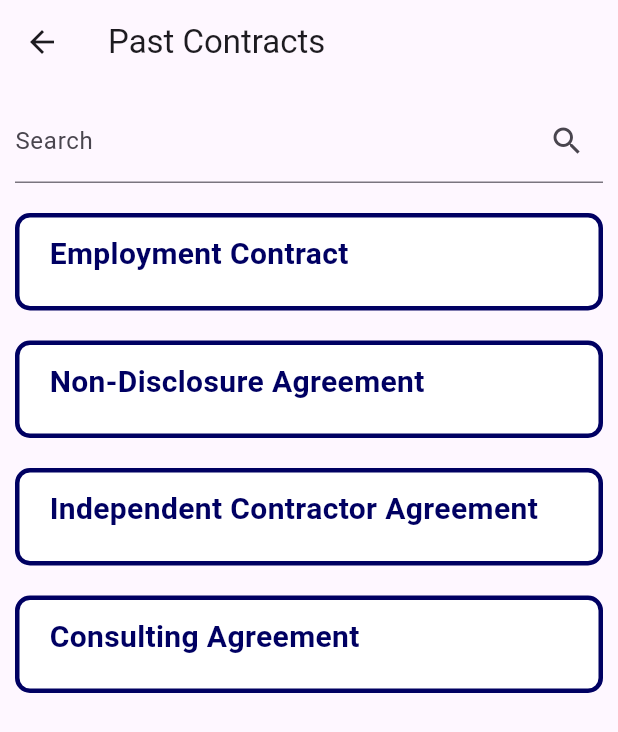
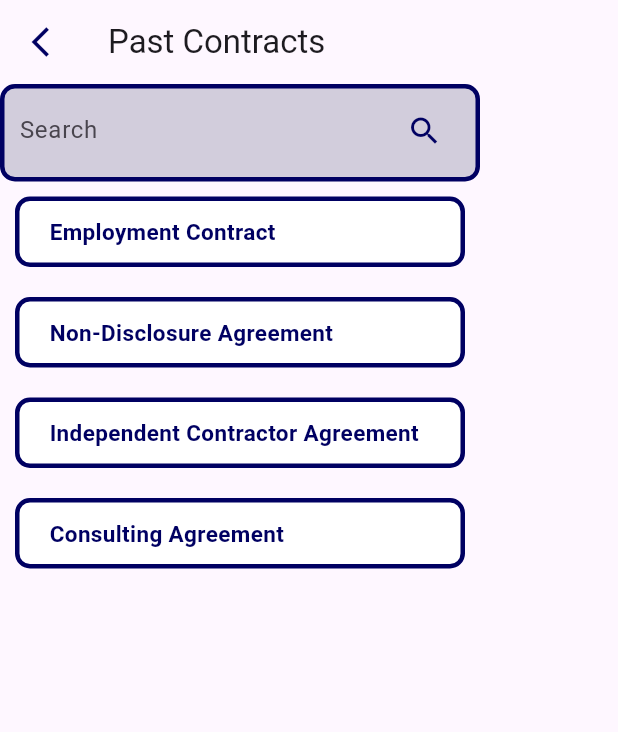
Before and after one commit to 2024gdscsc/pactcheck_front, a Flutter app: the screen it shows after launch, after a tap on "past contracts", on a phone screen of 412 x 824 dp. Shown: the top 732 px of the screen. Run offline on Flutter 3.47's test engine with Material 3 defaults, Android fonts, the phone set to English and light mode, and no system bars; our stand-ins replace country_picker; missing offline and left inert: dart:js.

Commit message:
Create past_contract_view page

```diff
--- a/lib/src/app.dart
+++ b/lib/src/app.dart
@@ -1,5 +1,5 @@
 import 'package:flutter/material.dart';
-import 'package:pactcheck_front/src/pages/review/past-contracts/past_contracts_list.dart';
+import 'package:pactcheck_front/src/pages/past-contracts/past_contracts_list.dart';
 import 'package:pactcheck_front/src/pages/review/select_country.dart';
 
 class App extends StatelessWidget {
@@ -22,12 +22,14 @@ class App extends StatelessWidget {
               onPressed: () {
                 Navigator.push(
                   context,
-                  MaterialPageRoute(builder: (context) => const SelectCountry()),
+                  MaterialPageRoute(
+                      builder: (context) => const SelectCountry()),
                 );
               },
               style: ElevatedButton.styleFrom(
                 backgroundColor: const Color(0xff000062),
-                padding: const EdgeInsets.symmetric(horizontal: 20, vertical: 8),
+                padding:
+                    const EdgeInsets.symmetric(horizontal: 20, vertical: 8),
                 shape: RoundedRectangleBorder(
                   borderRadius: BorderRadius.circular(10.0),
                 ),
@@ -45,12 +47,13 @@ class App extends StatelessWidget {
               onPressed: () {
                 Navigator.push(
                   context,
-                  MaterialPageRoute(builder: (context) => PastContractsList()),
+                  MaterialPageRoute(builder: (context) => const PastContractsList()),
                 );
               },
               style: ElevatedButton.styleFrom(
                 backgroundColor: const Color(0xffffffff),
-                padding: const EdgeInsets.symmetric(horizontal: 25, vertical: 8),
+                padding:
+                    const EdgeInsets.symmetric(horizontal: 25, vertical: 8),
                 shape: RoundedRectangleBorder(
                   borderRadius: BorderRadius.circular(10.0),
                   side: const BorderSide(
--- /dev/null
+++ b/lib/src/pages/past-contracts/past_contracts_list.dart
@@ -0,0 +1,139 @@
+import 'dart:js';
+
+import 'package:flutter/material.dart';
+import 'package:pactcheck_front/src/pages/past-contracts/past_contract_view.dart';
+
+class PastContractsList extends StatefulWidget {
+  const PastContractsList({super.key});
+
+  @override
+  _PastContractsListState createState() => _PastContractsListState();
+}
+
+class _PastContractsListState extends State<PastContractsList> {
+  List<String> contracts = [
+    'Employment Contract',
+    'Non-Disclosure Agreement',
+    'Independent Contractor Agreement',
+    'Consulting Agreement',
+  ];
+
+  List<String> filteredContracts = [];
+
+  @override
+  void initState() {
+    super.initState();
+    filteredContracts = contracts;
+  }
+
+  void filterContracts(String query) {
+    setState(() {
+      filteredContracts = contracts
+          .where((contract) =>
+              contract.toLowerCase().contains(query.toLowerCase()))
+          .toList();
+    });
+  }
+
+  @override
+  Widget build(BuildContext context) {
+    return Scaffold(
+      appBar: AppBar(
+        backgroundColor: Colors.transparent,
+        elevation: 0,
+        leading: Padding(
+          padding: const EdgeInsets.only(left: 10),
+          child: IconButton(
+            icon: const Icon(Icons.arrow_back_ios, color: Color(0xff000062)),
+            onPressed: () {
+              Navigator.pop(context);
+            },
+          ),
+        ),
+        actions: const [],
+        title: const Text('Past Contracts'),
+      ),
+      body: Column(
+        mainAxisAlignment: MainAxisAlignment.center,
+        crossAxisAlignment: CrossAxisAlignment.center,
+        children: <Widget>[
+          Container(
+            width: 320,
+            height: 65,
+            decoration: ShapeDecoration(
+              color: Color(0x33242452),
+              shape: RoundedRectangleBorder(
+                side: BorderSide(width: 3, color: Color(0xFF000062)),
+                borderRadius: BorderRadius.circular(10),
+              ),
+            ),
+            child: Padding(
+              padding: const EdgeInsets.only(left: 10, right: 10),
+              child: TextField(
+                onChanged: filterContracts,
+                decoration: InputDecoration(
+                  labelText: 'Search',
+                  hintStyle: TextStyle(
+                    color: Color(0xFF000062),
+                    fontSize: 15,
+                    fontWeight: FontWeight.w600,
+                  ),
+                  suffixIcon: Icon(
+                    Icons.search,
+                    color: Color(0xFF000062),
+                  ),
+                  border: InputBorder.none,
+                ),
+              ),
+            ),
+          ),
+          Expanded(
+            child: Container(
+              width: 320,
+              height: 65,
+              child: ListView.builder(
+                itemCount: filteredContracts.length,
+                itemBuilder: (context, index) {
+                  return GestureDetector(
+                    onTap: () {
+                      Navigator.push(
+                        context,
+                        MaterialPageRoute(
+                          builder: (context) => const PastContractView(),
+                        ),
+                      );
+                    },
+                    child: Container(
+                      margin: const EdgeInsets.all(10),
+                      decoration: ShapeDecoration(
+                        color: Colors.white,
+                        shape: RoundedRectangleBorder(
+                          side: const BorderSide(
+                              width: 3, color: Color(0xFF000062)),
+                          borderRadius: BorderRadius.circular(10),
+                        ),
+                      ),
+                      child: Padding(
+                        padding: const EdgeInsets.symmetric(
+                            horizontal: 20, vertical: 10),
+                        child: Text(
+                          filteredContracts[index],
+                          textAlign: TextAlign.left,
+                          style: const TextStyle(
+                            color: Color(0xFF000062),
+                            fontSize: 15,
+                            fontWeight: FontWeight.w600,
+                          ),
+                        ),
+                      ),
+                    ),
+                  );
+                },
+              ),
+            ),
+          ),
+        ],
+      ),
+    );
+  }
+}
--- a/lib/src/pages/review/past-contracts/past_contracts_list.dart
+++ /dev/null
@@ -1,89 +0,0 @@
-import 'package:flutter/material.dart';
-import 'package:pactcheck_front/src/app.dart';
-
-class PastContractsList extends StatefulWidget {
-  @override
-  _PastContractsListState createState() => _PastContractsListState();
-}
-
-class _PastContractsListState extends State<PastContractsList> {
-  List<String> contracts = [
-    'Employment Contract',
-    'Non-Disclosure Agreement',
-    'Independent Contractor Agreement',
-    'Consulting Agreement',
-  ];
-
-  List<String> filteredContracts = [];
-
-  @override
-  void initState() {
-    super.initState();
-    filteredContracts = contracts;
-  }
-
-  void filterContracts(String query) {
-    setState(() {
-      filteredContracts = contracts
-          .where((contract) =>
-              contract.toLowerCase().contains(query.toLowerCase()))
-          .toList();
-    });
-  }
-
-  @override
-  Widget build(BuildContext context) {
-    return Scaffold(
-      appBar: AppBar(
-        title: Text('Past Contracts'),
-      ),
-      body: Column(
-        mainAxisAlignment: MainAxisAlignment.center,
-        crossAxisAlignment: CrossAxisAlignment.center,
-        children: <Widget>[
-          Padding(
-            padding: const EdgeInsets.all(10.0),
-            child: TextField(
-              onChanged: filterContracts,
-              decoration: InputDecoration(
-                labelText: 'Search',
-                suffixIcon: Icon(Icons.search),
-              ),
-            ),
-          ),
-          Expanded(
-            child: ListView.builder(
-              itemCount: filteredContracts.length,
-              itemBuilder: (context, index) {
-                return Container(
-                  width: 200,
-                  height: 65,
-                  margin: EdgeInsets.all(10),
-                  decoration: ShapeDecoration(
-                    color: Colors.white,
-                    shape: RoundedRectangleBorder(
-                      side: BorderSide(width: 3, color: Color(0xFF000062)),
-                      borderRadius: BorderRadius.circular(10),
-                    ),
-                  ),
-                  child: Padding(
-                    padding: EdgeInsets.symmetric(horizontal: 20, vertical: 10),
-                    child: Text(
-                      filteredContracts[index],
-                      textAlign: TextAlign.left,
-                      style: TextStyle(
-                        color: Color(0xFF000062),
-                        fontSize: 20,
-                        fontWeight: FontWeight.w600,
-                      ),
-                    ),
-                  ),
-                );
-              },
-            ),
-          ),
-        ],
-      ),
-    );
-  }
-}
```
Also changed, not shown: lib/src/pages/past-contracts/past_contract_view.dart (added, +127 -0 lines), lib/src/pages/review/store_result.dart (+12 -3 lines).
